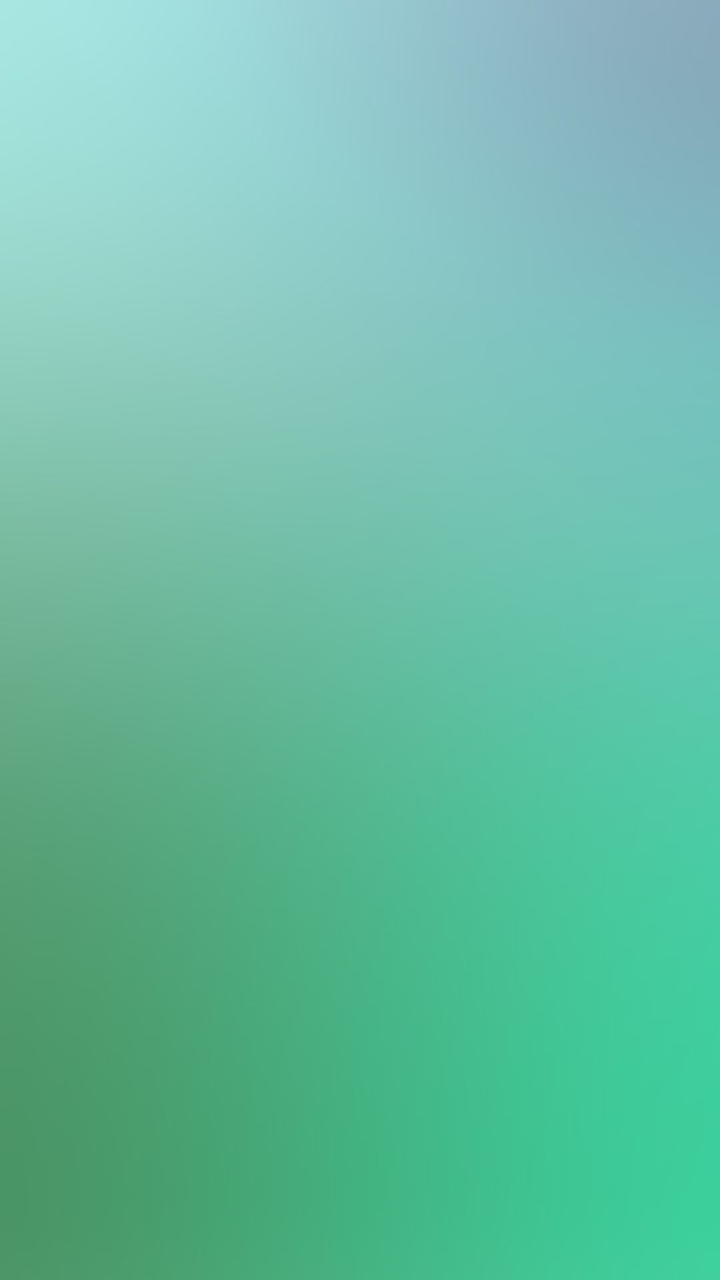
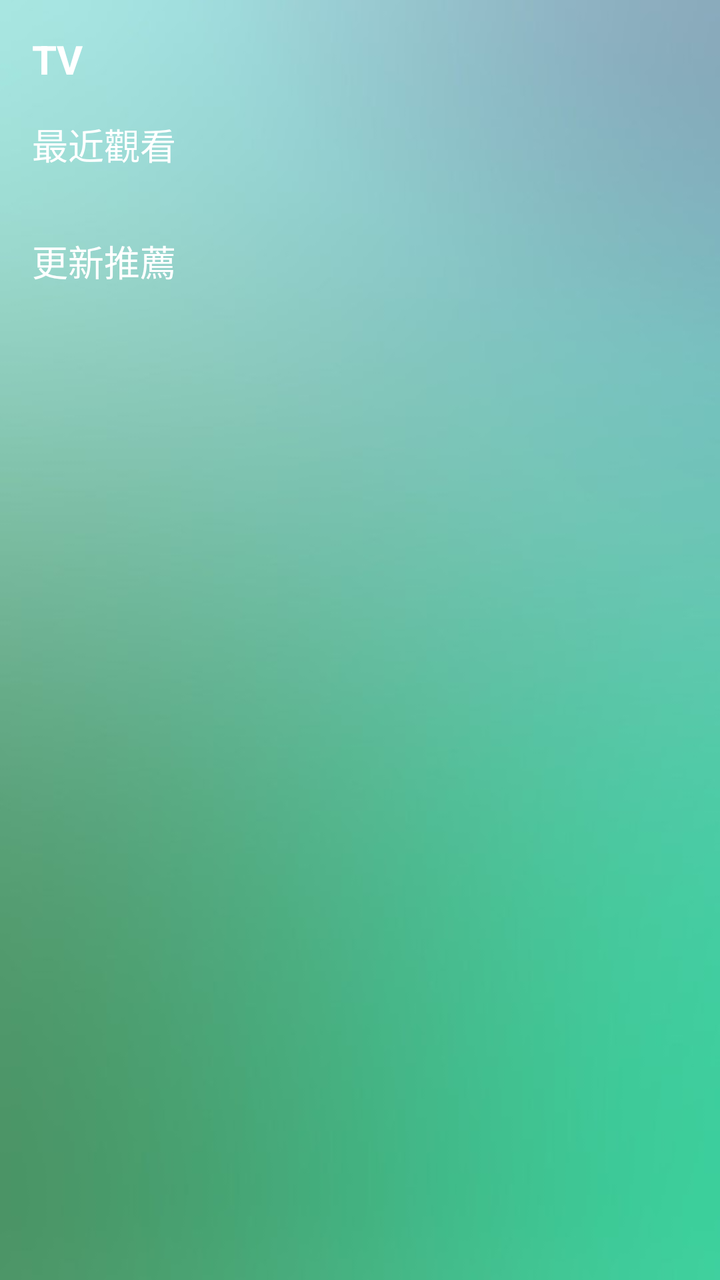

An Android layout rendered at two revisions. The XML below is the earlier revision; the diff shows what the commit changed to produce the second picture.
<!-- AndroidManifest.xml: application theme AppTheme -->
<!-- res/layout/fragment_home.xml -->
<?xml version="1.0" encoding="utf-8"?>
<FrameLayout xmlns:android="http://schemas.android.com/apk/res/android"
    android:layout_width="match_parent"
    android:layout_height="match_parent">

</FrameLayout>
<!-- resources referenced by this layout -->
<resources>
  <style name="AppTheme" parent="BaseTheme" />
  <style name="BaseTheme" parent="Theme.MaterialComponents.DayNight.NoActionBar">
          <item name="colorPrimary">@color/blue_500</item>
          <item name="colorPrimaryDark">@color/blue_700</item>
          <item name="colorAccent">@color/blue_500</item>
          <item name="android:windowAnimationStyle">@null</item>
          <item name="android:windowBackground">@drawable/wallpaper_1</item>
          <item name="android:windowFullscreen">true</item>
          <item name="android:windowTranslucentStatus">true</item>
          <item name="android:windowTranslucentNavigation">true</item>
      </style>
  <!-- drawable wallpaper_1: jpg bitmap (drawable-nodpi, 16011 bytes) -->
</resources>

<!-- the commit's change to res/layout/fragment_home.xml (unified diff, before → after) -->
@@ -1,6 +1,51 @@
 <?xml version="1.0" encoding="utf-8"?>
-<FrameLayout xmlns:android="http://schemas.android.com/apk/res/android"
+<androidx.core.widget.NestedScrollView xmlns:android="http://schemas.android.com/apk/res/android"
     android:layout_width="match_parent"
     android:layout_height="match_parent">
 
-</FrameLayout>
+    <LinearLayout
+        android:layout_width="match_parent"
+        android:layout_height="match_parent"
+        android:orientation="vertical"
+        android:padding="16dp">
+
+        <TextView
+            android:layout_width="wrap_content"
+            android:layout_height="wrap_content"
+            android:text="@string/app_name"
+            android:textColor="@color/white"
+            android:textSize="20sp"
+            android:textStyle="bold" />
+
+        <TextView
+            android:layout_width="wrap_content"
+            android:layout_height="wrap_content"
+            android:layout_marginTop="16dp"
+            android:text="最近觀看"
+            android:textColor="@color/white"
+            android:textSize="18sp" />
+
+        <androidx.recyclerview.widget.RecyclerView
+            android:id="@+id/history"
+            android:layout_width="match_parent"
+            android:layout_height="wrap_content"
+            android:layout_marginTop="16dp"
+            android:nestedScrollingEnabled="false" />
+
+        <TextView
+            android:layout_width="wrap_content"
+            android:layout_height="wrap_content"
+            android:layout_marginTop="16dp"
+            android:text="更新推薦"
+            android:textColor="@color/white"
+            android:textSize="18sp" />
+
+        <androidx.recyclerview.widget.RecyclerView
+            android:id="@+id/recommend"
+            android:layout_width="match_parent"
+            android:layout_height="wrap_content"
+            android:layout_marginTop="16dp"
+            android:nestedScrollingEnabled="false" />
+
+    </LinearLayout>
+</androidx.core.widget.NestedScrollView>
<!-- resource entries referenced after the edit -->
@@ -1,5 +1,7 @@
 <!-- resources referenced by this layout -->
 <resources>
+  <color name="white">#FFFFFF</color>
+  <string name="app_name">TV</string>
   <style name="AppTheme" parent="BaseTheme" />
   <style name="BaseTheme" parent="Theme.MaterialComponents.DayNight.NoActionBar">
           <item name="colorPrimary">@color/blue_500</item>
